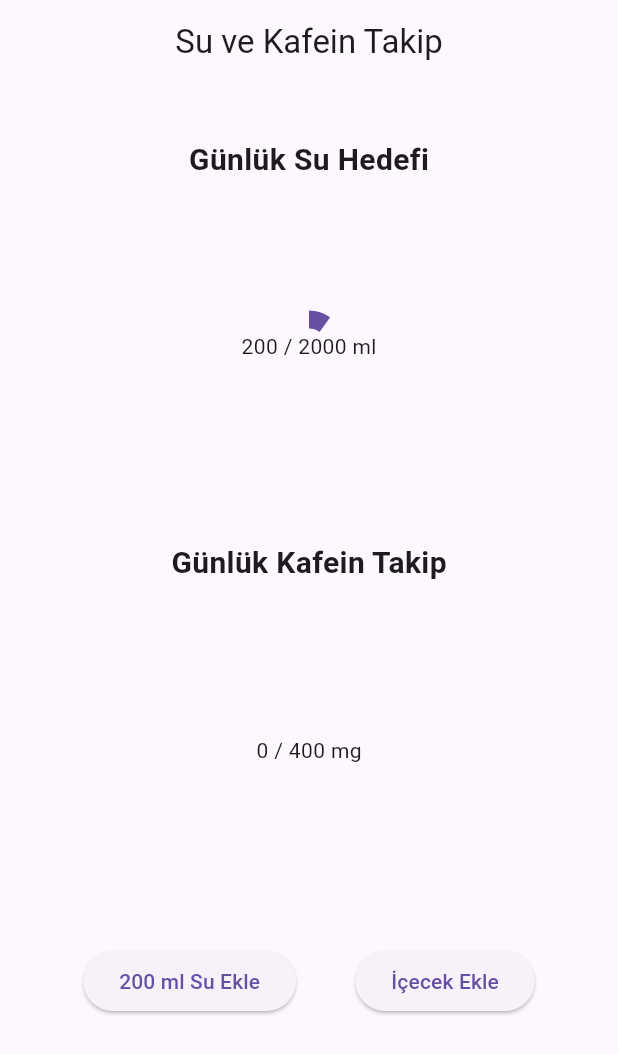
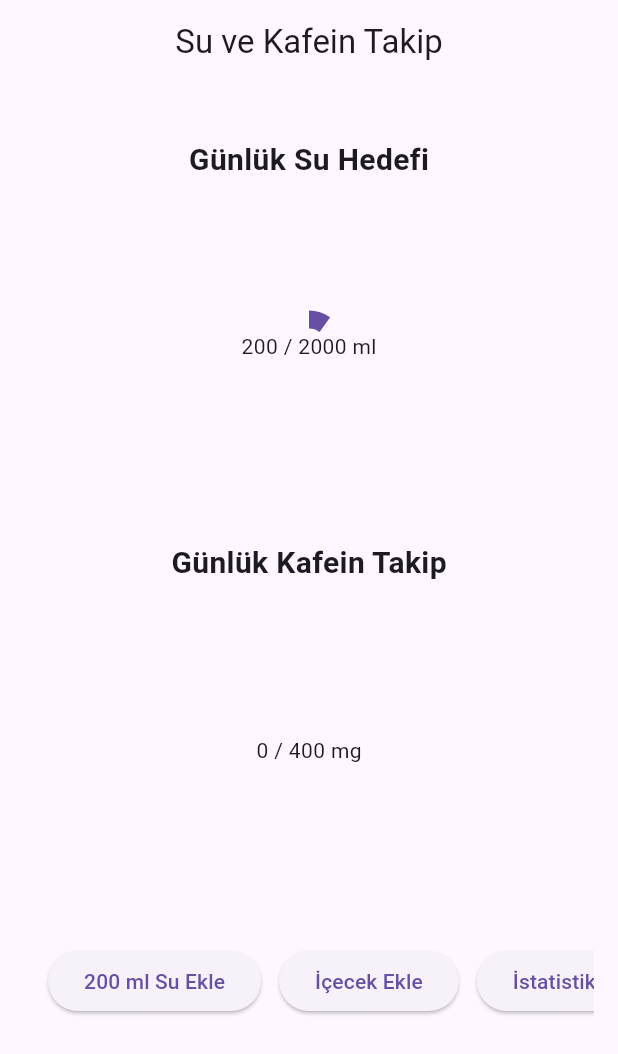
Before and after one commit to yafurkan/suu-water-tracker, a Flutter app: the screen it shows after launch, after a tap on "200 ml Su Ekle", on a phone screen of 412 x 824 dp. Shown: the top 1054 px of the screen. Run offline on Flutter 3.47's test engine with Material 3 defaults, Android fonts, the light colour scheme and no system bars; our stand-ins replace awesome_notifications, fl_chart, shared_preferences.

```diff
--- a/lib/main.dart
+++ b/lib/main.dart
@@ -5,14 +5,14 @@ import 'screens/water_tracker_screen.dart';
 Future<void> main() async {
   WidgetsFlutterBinding.ensureInitialized();
 
-  // 🔔 Awesome Notifications başlatma (ikon=null olarak ayarlandı)
+  // 🔔 Awesome Notifications başlatma
   await AwesomeNotifications().initialize(
-    null, // artık null
+    null,
     [
       NotificationChannel(
         channelKey: 'hourly_reminder',
         channelName: 'Saatlik Hatırlatmalar',
-        channelDescription: 'Her saat başı su içmeyi unutma! 💧',
+        channelDescription: 'Her saat başı su içmeyi hatırlatır',
         importance: NotificationImportance.Max,
         channelShowBadge: true,
       ),
@@ -40,16 +40,6 @@ Future<void> main() async {
     ),
   );
 
-  // 🔔 Test bildirimi: uygulama açılır açılmaz bu mesaj gelsin
-  await AwesomeNotifications().createNotification(
-    content: NotificationContent(
-      id: 999,
-      channelKey: 'hourly_reminder',
-      title: '🎉 Test Bildirimi',
-      body: 'Awesome Notifications çalışıyor! 💧',
-    ),
-  );
-
   runApp(const SuuApp());
 }
 
--- a/lib/screens/water_tracker_screen.dart
+++ b/lib/screens/water_tracker_screen.dart
@@ -1,5 +1,6 @@
 import 'package:flutter/material.dart';
 import 'package:shared_preferences/shared_preferences.dart';
+import 'statistics_screen.dart';
 
 class WaterTrackerScreen extends StatefulWidget {
   const WaterTrackerScreen({Key? key}) : super(key: key);
@@ -37,15 +38,13 @@ class _WaterTrackerScreenState extends State<WaterTrackerScreen> {
 
   void _addWater() {
     setState(() {
-      _waterConsumed += 200;
-      if (_waterConsumed > _dailyGoal) _waterConsumed = _dailyGoal;
+      _waterConsumed = (_waterConsumed + 200).clamp(0, _dailyGoal);
     });
     _saveData();
   }
 
   void _addDrink(String type) {
-    int addedWater = 0;
-    int addedCaffeine = 0;
+    int addedWater = 0, addedCaffeine = 0;
     if (type == 'coffee') {
       addedWater = 200;
       addedCaffeine = 95;
@@ -54,29 +53,23 @@ class _WaterTrackerScreenState extends State<WaterTrackerScreen> {
       addedCaffeine = 47;
     }
     setState(() {
-      _waterConsumed += addedWater;
-      if (_waterConsumed > _dailyGoal) _waterConsumed = _dailyGoal;
-      _caffeineConsumed += addedCaffeine;
-      if (_caffeineConsumed > _dailyCaffeineLimit) {
-        _caffeineConsumed = _dailyCaffeineLimit;
-      }
+      _waterConsumed = (_waterConsumed + addedWater).clamp(0, _dailyGoal);
+      _caffeineConsumed = (_caffeineConsumed + addedCaffeine).clamp(0, _dailyCaffeineLimit);
     });
     _saveData();
     if (_caffeineConsumed >= _dailyCaffeineLimit) {
       ScaffoldMessenger.of(context).showSnackBar(
-        const SnackBar(
-          content: Text('⚠️ Günlük kafein sınırını aştınız!'),
-        ),
+        const SnackBar(content: Text('⚠️ Günlük kafein sınırını aştınız!')),
       );
     }
   }
 
   void _showDrinkOptions() {
-    showModalBottomSheet<void>(
+    showModalBottomSheet(
       context: context,
       builder: (_) => Column(
         mainAxisSize: MainAxisSize.min,
-        children: <Widget>[
+        children: [
           ListTile(
             leading: const Icon(Icons.local_cafe),
             title: const Text('Kahve (200 ml)'),
@@ -100,8 +93,8 @@ class _WaterTrackerScreenState extends State<WaterTrackerScreen> {
 
   @override
   Widget build(BuildContext context) {
-    final double waterProgress = _waterConsumed / _dailyGoal;
-    final double caffeineProgress = _caffeineConsumed / _dailyCaffeineLimit;
+    final waterProgress = _waterConsumed / _dailyGoal;
+    final caffeineProgress = _caffeineConsumed / _dailyCaffeineLimit;
 
     return Scaffold(
       appBar: AppBar(
@@ -109,64 +102,65 @@ class _WaterTrackerScreenState extends State<WaterTrackerScreen> {
         centerTitle: true,
       ),
       body: Padding(
-        padding: const EdgeInsets.all(16.0),
+        padding: const EdgeInsets.all(16),
         child: Column(
-          children: <Widget>[
+          children: [
             const SizedBox(height: 20),
-            const Text(
-              'Günlük Su Hedefi',
-              style: TextStyle(fontSize: 20, fontWeight: FontWeight.bold),
-            ),
+            const Text('Günlük Su Hedefi',
+                style: TextStyle(fontSize: 20, fontWeight: FontWeight.bold)),
             const SizedBox(height: 10),
             SizedBox(
               height: 200,
               width: 200,
               child: Stack(
                 alignment: Alignment.center,
-                children: <Widget>[
-                  CircularProgressIndicator(
-                    value: waterProgress,
-                    strokeWidth: 12,
-                  ),
+                children: [
+                  CircularProgressIndicator(value: waterProgress, strokeWidth: 12),
                   Text('$_waterConsumed / $_dailyGoal ml'),
                 ],
               ),
             ),
             const SizedBox(height: 30),
-            const Text(
-              'Günlük Kafein Takip',
-              style: TextStyle(fontSize: 20, fontWeight: FontWeight.bold),
-            ),
+            const Text('Günlük Kafein Takip',
+                style: TextStyle(fontSize: 20, fontWeight: FontWeight.bold)),
             const SizedBox(height: 10),
             SizedBox(
               height: 200,
               width: 200,
               child: Stack(
                 alignment: Alignment.center,
-                children: <Widget>[
+                children: [
                   CircularProgressIndicator(
-                    value: caffeineProgress,
-                    strokeWidth: 12,
-                    color: Colors.brown,
-                  ),
+                      value: caffeineProgress, strokeWidth: 12, color: Colors.brown),
                   Text('$_caffeineConsumed / $_dailyCaffeineLimit mg'),
                 ],
               ),
             ),
             const SizedBox(height: 30),
-            Row(
-              mainAxisAlignment: MainAxisAlignment.spaceEvenly,
-              children: <Widget>[
-                ElevatedButton(
-                  onPressed: _addWater,
-                  child: const Text('200 ml Su Ekle'),
-                ),
-                ElevatedButton(
-                  onPressed: _showDrinkOptions,
-                  child: const Text('İçecek Ekle'),
-                ),
-              ],
+
+            // ── Kaydırılabilir buton satırı ──
+            SingleChildScrollView(
+              scrollDirection: Axis.horizontal,
+              padding: const EdgeInsets.symmetric(horizontal: 16),
+              child: Row(
+                children: [
+                  ElevatedButton(onPressed: _addWater, child: const Text('200 ml Su Ekle')),
+                  const SizedBox(width: 12),
+                  ElevatedButton(onPressed: _showDrinkOptions, child: const Text('İçecek Ekle')),
+                  const SizedBox(width: 12),
+                  ElevatedButton(
+                    onPressed: () {
+                      Navigator.push(
+                        context,
+                        MaterialPageRoute(builder: (_) => const StatisticsScreen()),
+                      );
+                    },
+                    child: const Text('İstatistikler'),
+                  ),
+                ],
+              ),
             ),
+            // ───────────────────────────────────────
           ],
         ),
       ),
--- a/pubspec.yaml
+++ b/pubspec.yaml
@@ -12,7 +12,9 @@ dependencies:
 
   cupertino_icons: ^1.0.8
   shared_preferences: ^2.5.3
-  awesome_notifications: ^0.10.1  # 🆕 ekledik
+  awesome_notifications: ^0.10.1
+  fl_chart: 0.50.1
+
 
 dev_dependencies:
   flutter_test:
```
Also changed, not shown: lib/screens/statistics_screen.dart (added, +57 -0 lines), pubspec.lock, 1 other file.
